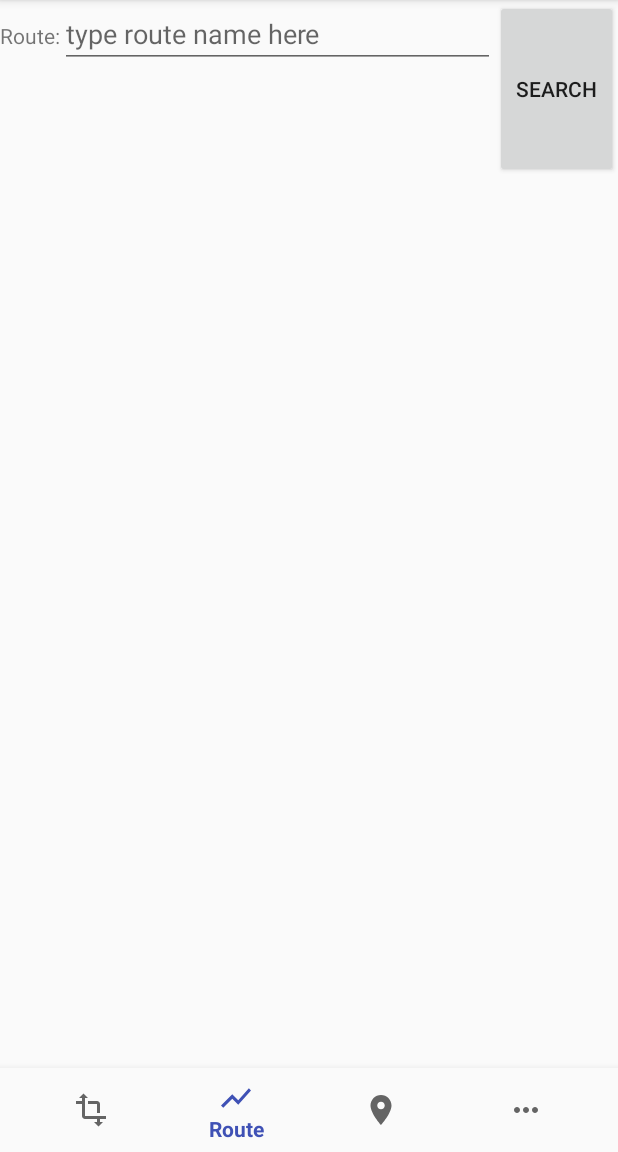
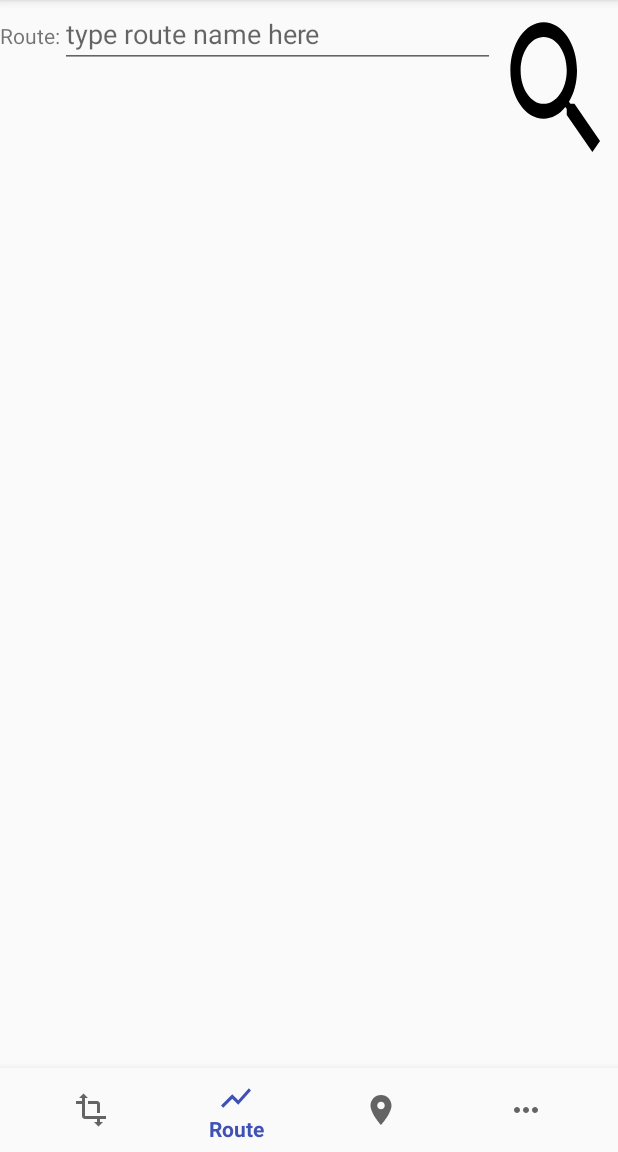
Before and after one commit to hunterMG/Bus-Inquiry, an Android app: the screen it shows after launch (MainActivity), item 2 of the bottom bar chosen, on a phone screen of 412 x 824 dp, the part 84-1236 px from its top. Run offline under Robolectric (Android 15) with nearby library versions, the phone set to English and light mode, and no system bars; our stand-ins replace Volley.

Commit message:
query route info succeed

```diff
--- a/Bus_Inquiry/app/build.gradle
+++ b/Bus_Inquiry/app/build.gradle
@@ -29,5 +29,6 @@ dependencies {
     compile 'com.android.support:support-vector-drawable:25.3.1'
     compile 'com.android.support:support-v4:25.3.1'
     compile 'com.android.support:recyclerview-v7:25.3.1'
+    compile 'com.android.volley:volley:1.1.0'
     testCompile 'junit:junit:4.12'
 }
--- a/Bus_Inquiry/app/src/main/AndroidManifest.xml
+++ b/Bus_Inquiry/app/src/main/AndroidManifest.xml
@@ -1,6 +1,8 @@
 <?xml version="1.0" encoding="utf-8"?>
 <manifest xmlns:android="http://schemas.android.com/apk/res/android"
           package="top.ygdays.bus_inquiry">
+
+    <uses-permission android:name="android.permission.INTERNET" />
 
     <application
             android:allowBackup="true"
--- a/Bus_Inquiry/app/src/main/java/top/ygdays/bus_inquiry/MainActivity.java
+++ b/Bus_Inquiry/app/src/main/java/top/ygdays/bus_inquiry/MainActivity.java
@@ -8,16 +8,11 @@ import android.support.v4.app.FragmentManager;
 import android.support.v4.app.FragmentTransaction;
 import android.support.v7.app.AppCompatActivity;
 import android.view.MenuItem;
-import android.widget.FrameLayout;
-import android.widget.TextView;
 import top.ygdays.bus_inquiry.fragment.RouteFragment;
 import top.ygdays.bus_inquiry.fragment.StopFragment;
 import top.ygdays.bus_inquiry.fragment.TransferFragment;
 
 public class MainActivity extends AppCompatActivity implements TransferFragment.OnFragmentInteractionListener,RouteFragment.OnFragmentInteractionListener,StopFragment.OnFragmentInteractionListener{
-
-    private TextView mTextMessage;
-    private FrameLayout transferLayout;
 
     private TransferFragment transferFragment;
     private RouteFragment routeFragment;
--- a/Bus_Inquiry/app/src/main/java/top/ygdays/bus_inquiry/fragment/RouteFragment.java
+++ b/Bus_Inquiry/app/src/main/java/top/ygdays/bus_inquiry/fragment/RouteFragment.java
@@ -3,12 +3,25 @@ package top.ygdays.bus_inquiry.fragment;
 import android.content.Context;
 import android.net.Uri;
 import android.os.Bundle;
+import android.support.annotation.Nullable;
 import android.support.v4.app.Fragment;
+import android.util.Log;
 import android.view.LayoutInflater;
 import android.view.View;
 import android.view.ViewGroup;
 
+import android.widget.Button;
+import android.widget.EditText;
+import android.widget.TextView;
+import android.widget.Toast;
+import com.android.volley.toolbox.Volley;
+import org.json.JSONException;
+import org.json.JSONObject;
 import top.ygdays.bus_inquiry.R;
+
+import com.android.volley.RequestQueue;
+import com.android.volley.Response;
+import top.ygdays.bus_inquiry.net.RouteRequest;
 
 /**
  * A simple {@link Fragment} subclass.
@@ -29,6 +42,10 @@ public class RouteFragment extends Fragment {
     private String mParam2;
 
     private OnFragmentInteractionListener mListener;
+
+    private EditText et_route;
+    private Button btn_search_route;
+    private Context mContext;
 
     public RouteFragment() {
         // Required empty public constructor
@@ -55,6 +72,7 @@ public class RouteFragment extends Fragment {
     @Override
     public void onCreate(Bundle savedInstanceState) {
         super.onCreate(savedInstanceState);
+        mContext = getActivity();   // get the context of the fragment
         if (getArguments() != null) {
             mParam1 = getArguments().getString(ARG_PARAM1);
             mParam2 = getArguments().getString(ARG_PARAM2);
@@ -106,4 +124,46 @@ public class RouteFragment extends Fragment {
         // TODO: Update argument type and name
         void onFragmentInteraction(Uri uri);
     }
+
+    @Override
+    public void onViewCreated(View view, @Nullable Bundle savedInstanceState) {
+        super.onViewCreated(view, savedInstanceState);
+        et_route = (EditText) view.findViewById(R.id.et_route);
+        btn_search_route = (Button) view.findViewById(R.id.btn_search_route);
+        // set the click listener for the button to query a route
+        btn_search_route.setOnClickListener(new View.OnClickListener() {
+            @Override
+            public void onClick(View v) {
+
+                String routeName = et_route.getText().toString().trim();
+                // resolve the route query result
+                Response.Listener<String> responseListener = new Response.Listener<String>() {
+                    @Override
+                    public void onResponse(String response) {
+                        try {
+                            Log.i("route", response);
+                            JSONObject jsonResponse = new JSONObject(response);
+                            boolean success = jsonResponse.getBoolean("success");
+                            if(success){
+                                Toast.makeText(mContext, R.string.toast_route_succeed, Toast.LENGTH_LONG).show();
+                                TextView v = new TextView(mContext);
+                                v.setText(jsonResponse.getString("route"));
+                                Log.i("route", "succeed");
+                            }else {
+                                Toast.makeText(mContext, R.string.toast_route_fail, Toast.LENGTH_LONG).show();
+                                Log.i("route", "fail");
+                            }
+                        } catch (JSONException e) {
+                            e.printStackTrace();
+                        }
+
+                    }
+                };
+                RouteRequest routeRequest = new RouteRequest(routeName, responseListener);
+                RequestQueue requestQueue = Volley.newRequestQueue(mContext);
+                requestQueue.add(routeRequest);
+                Log.i("route" , "route query has been launched (name: "+routeName+") ");
+            }
+        });
+    }
 }
--- /dev/null
+++ b/Bus_Inquiry/app/src/main/res/drawable/ic_search_black_24dp.xml
@@ -0,0 +1,9 @@
+<vector xmlns:android="http://schemas.android.com/apk/res/android"
+        android:width="24dp"
+        android:height="24dp"
+        android:viewportWidth="24.0"
+        android:viewportHeight="24.0">
+    <path
+        android:fillColor="#FF000000"
+        android:pathData="M15.5,14h-0.79l-0.28,-0.27C15.41,12.59 16,11.11 16,9.5 16,5.91 13.09,3 9.5,3S3,5.91 3,9.5 5.91,16 9.5,16c1.61,0 3.09,-0.59 4.23,-1.57l0.27,0.28v0.79l5,4.99L20.49,19l-4.99,-5zM9.5,14C7.01,14 5,11.99 5,9.5S7.01,5 9.5,5 14,7.01 14,9.5 11.99,14 9.5,14z"/>
+</vector>
--- /dev/null
+++ b/Bus_Inquiry/app/src/main/res/drawable/ic_search_selected_24dp.xml
@@ -0,0 +1,9 @@
+<vector xmlns:android="http://schemas.android.com/apk/res/android"
+        android:width="24dp"
+        android:height="24dp"
+        android:viewportWidth="24.0"
+        android:viewportHeight="24.0">
+    <path
+        android:fillColor="#FF000000"
+        android:pathData="M17.01,14h-0.8l-0.27,-0.27c0.98,-1.14 1.57,-2.61 1.57,-4.23 0,-3.59 -2.91,-6.5 -6.5,-6.5s-6.5,3 -6.5,6.5H2l3.84,4 4.16,-4H6.51C6.51,7 8.53,5 11.01,5s4.5,2.01 4.5,4.5c0,2.48 -2.02,4.5 -4.5,4.5 -0.65,0 -1.26,-0.14 -1.82,-0.38L7.71,15.1c0.97,0.57 2.09,0.9 3.3,0.9 1.61,0 3.08,-0.59 4.22,-1.57l0.27,0.27v0.79l5.01,4.99L22,19l-4.99,-5z"/>
+</vector>
--- /dev/null
+++ b/Bus_Inquiry/app/src/main/res/drawable/search_btn_selector.xml
@@ -0,0 +1,7 @@
+<?xml version="1.0" encoding="utf-8"?>
+<selector xmlns:android="http://schemas.android.com/apk/res/android">
+    <item android:state_pressed="false"
+          android:drawable="@drawable/ic_search_black_24dp"></item>
+    <item android:state_pressed="true"
+          android:drawable="@drawable/ic_search_selected_24dp"></item>
+</selector>
--- a/Bus_Inquiry/app/src/main/res/layout/activity_main.xml
+++ b/Bus_Inquiry/app/src/main/res/layout/activity_main.xml
@@ -14,17 +14,7 @@
             android:layout_width="match_parent"
             android:layout_height="0dp"
             android:layout_weight="1">
-<!--
-        <TextView
-                android:id="@+id/message"
-                android:layout_width="match_parent"
-                android:layout_height="wrap_content"
-                android:layout_marginBottom="@dimen/activity_vertical_margin"
-                android:layout_marginLeft="@dimen/activity_horizontal_margin"
-                android:layout_marginRight="@dimen/activity_horizontal_margin"
-                android:layout_marginTop="@dimen/activity_vertical_margin"
-                android:text="@string/title_transfer"/>
--->
+
     </FrameLayout>
 
     <android.support.design.widget.BottomNavigationView
--- a/Bus_Inquiry/app/src/main/res/layout/fragment_route.xml
+++ b/Bus_Inquiry/app/src/main/res/layout/fragment_route.xml
@@ -3,8 +3,6 @@
               android:layout_width="match_parent"
               android:layout_height="match_parent"
               tools:context="top.ygdays.bus_inquiry.fragment.RouteFragment" android:orientation="vertical">
-
-    <!-- TODO: Update blank fragment layout -->
 
     <LinearLayout
             android:orientation="horizontal"
@@ -27,18 +25,21 @@
                         android:layout_width="wrap_content"
                         android:layout_height="wrap_content"
                         android:text="@string/tv_route"/>
-                <EditText android:layout_width="match_parent" android:layout_height="wrap_content"
-                          android:hint="@string/et_route_hint"/>
+                <EditText
+                        android:id="@+id/et_route"
+                        android:layout_width="match_parent"
+                        android:layout_height="wrap_content"
+                        android:hint="@string/et_route_hint"/>
 
             </LinearLayout>
 
         </LinearLayout>
         <Button
-                android:text="@string/btn_search"
                 android:layout_width="match_parent"
                 android:layout_height="match_parent"
                 android:layout_weight="4"
-                android:id="@+id/search_button"/>
+                android:id="@+id/btn_search_route"
+                android:background="@drawable/search_btn_selector"/>
 
     </LinearLayout>
     <LinearLayout
--- a/Bus_Inquiry/app/src/main/res/layout/fragment_stop.xml
+++ b/Bus_Inquiry/app/src/main/res/layout/fragment_stop.xml
@@ -4,7 +4,6 @@
               android:layout_height="match_parent"
               tools:context="top.ygdays.bus_inquiry.fragment.StopFragment" android:orientation="vertical">
 
-    <!-- TODO: Update blank fragment layout -->
     <LinearLayout
             android:orientation="horizontal"
             android:layout_width="match_parent"
@@ -33,11 +32,11 @@
 
         </LinearLayout>
         <Button
-                android:text="@string/btn_search"
+                android:background="@drawable/search_btn_selector"
                 android:layout_width="match_parent"
                 android:layout_height="match_parent"
                 android:layout_weight="4"
-                android:id="@+id/search_button"/>
+                android:id="@+id/btn_search_stop"/>
 
     </LinearLayout>
     <LinearLayout
--- a/Bus_Inquiry/app/src/main/res/values/strings.xml
+++ b/Bus_Inquiry/app/src/main/res/values/strings.xml
@@ -5,7 +5,6 @@
     <string name="title_stop">Stop</string>
     <string name="title_more">More</string>
 
-    <!-- TODO: Remove or change this placeholder text -->
     <string name="tv_start">Start:</string>
     <string name="tv_end">End:</string>
     <string name="btn_search">Search</string>
@@ -15,4 +14,6 @@
     <string name="et_route_hint">type route name here</string>
     <string name="tv_stop">Stop:</string>
     <string name="ev_stop_hint">type stop name here</string>
+    <string name="toast_route_succeed">Route query succeeded.</string>
+    <string name="toast_route_fail">Route query failed.</string>
 </resources>
```
Also changed, not shown: Bus_Inquiry/app/src/main/java/top/ygdays/bus_inquiry/net/RouteRequest.java (added, +29 -0 lines), Bus_Inquiry/app/src/main/res/layout/fragment_transfer.xml (+4 -4 lines), 2 other files.
